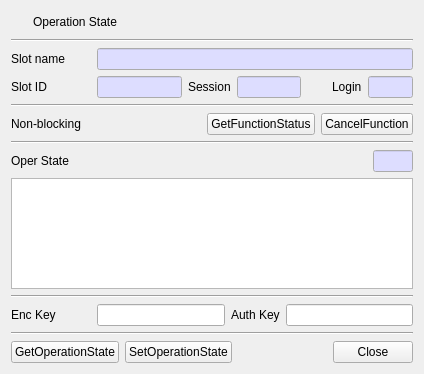
Old version of the form CryptokiMan/oper_state_dlg.ui in the repository jykim74/CryptokiMan.
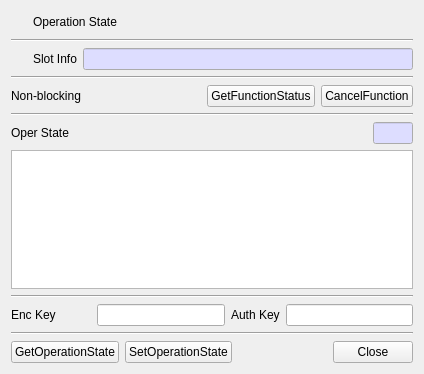
New version of the form. Icons and pictures are not drawn.

```diff
--- a/CryptokiMan/oper_state_dlg.ui
+++ b/CryptokiMan/oper_state_dlg.ui
@@ -60,233 +60,75 @@
    </item>
    <item>
     <layout class="QGridLayout" name="gridLayout_5">
-     <item row="0" column="0">
+     <item row="0" column="2">
+      <widget class="QLineEdit" name="mSlotInfoText">
+       <property name="palette">
+        <palette>
+         <active>
+          <colorrole role="Base">
+           <brush brushstyle="SolidPattern">
+            <color alpha="255">
+             <red>221</red>
+             <green>221</green>
+             <blue>255</blue>
+            </color>
+           </brush>
+          </colorrole>
+         </active>
+         <inactive>
+          <colorrole role="Base">
+           <brush brushstyle="SolidPattern">
+            <color alpha="255">
+             <red>221</red>
+             <green>221</green>
+             <blue>255</blue>
+            </color>
+           </brush>
+          </colorrole>
+         </inactive>
+         <disabled/>
+        </palette>
+       </property>
+       <property name="readOnly">
+        <bool>true</bool>
+       </property>
+      </widget>
+     </item>
+     <item row="0" column="1">
       <widget class="QLabel" name="label_6">
        <property name="minimumSize">
         <size>
-         <width>80</width>
+         <width>0</width>
          <height>0</height>
         </size>
        </property>
        <property name="text">
-        <string>Slot name</string>
-       </property>
-      </widget>
-     </item>
-     <item row="0" column="1">
-      <widget class="QLineEdit" name="mSlotNameText">
-       <property name="palette">
-        <palette>
-         <active>
-          <colorrole role="Base">
-           <brush brushstyle="SolidPattern">
-            <color alpha="255">
-             <red>221</red>
-             <green>221</green>
-             <blue>255</blue>
-            </color>
-           </brush>
-          </colorrole>
-         </active>
-         <inactive>
-          <colorrole role="Base">
-           <brush brushstyle="SolidPattern">
-            <color alpha="255">
-             <red>221</red>
-             <green>221</green>
-             <blue>255</blue>
-            </color>
-           </brush>
-          </colorrole>
-         </inactive>
-         <disabled/>
-        </palette>
-       </property>
-       <property name="readOnly">
-        <bool>true</bool>
-       </property>
-      </widget>
-     </item>
-    </layout>
-   </item>
-   <item>
-    <layout class="QGridLayout" name="gridLayout">
-     <item row="0" column="2">
-      <widget class="QLabel" name="label_5">
-       <property name="text">
-        <string>Session</string>
-       </property>
-      </widget>
-     </item>
-     <item row="0" column="5">
-      <widget class="QLabel" name="label_8">
-       <property name="text">
-        <string>Login</string>
-       </property>
-      </widget>
-     </item>
-     <item row="0" column="1">
-      <widget class="QLineEdit" name="mSlotIDText">
-       <property name="maximumSize">
-        <size>
-         <width>100</width>
-         <height>16777215</height>
-        </size>
-       </property>
-       <property name="palette">
-        <palette>
-         <active>
-          <colorrole role="Base">
-           <brush brushstyle="SolidPattern">
-            <color alpha="255">
-             <red>221</red>
-             <green>221</green>
-             <blue>255</blue>
-            </color>
-           </brush>
-          </colorrole>
-         </active>
-         <inactive>
-          <colorrole role="Base">
-           <brush brushstyle="SolidPattern">
-            <color alpha="255">
-             <red>221</red>
-             <green>221</green>
-             <blue>255</blue>
-            </color>
-           </brush>
-          </colorrole>
-         </inactive>
-         <disabled>
-          <colorrole role="Base">
-           <brush brushstyle="SolidPattern">
-            <color alpha="255">
-             <red>240</red>
-             <green>240</green>
-             <blue>240</blue>
-            </color>
-           </brush>
-          </colorrole>
-         </disabled>
-        </palette>
-       </property>
-       <property name="readOnly">
-        <bool>true</bool>
+        <string>Slot Info</string>
        </property>
       </widget>
      </item>
      <item row="0" column="0">
-      <widget class="QLabel" name="label">
+      <widget class="QPushButton" name="mSlotBtn">
        <property name="minimumSize">
         <size>
-         <width>80</width>
+         <width>16</width>
          <height>0</height>
         </size>
        </property>
+       <property name="maximumSize">
+        <size>
+         <width>16</width>
+         <height>16777215</height>
+        </size>
+       </property>
        <property name="text">
-        <string>Slot ID</string>
+        <string/>
        </property>
-      </widget>
-     </item>
-     <item row="0" column="4">
-      <spacer name="horizontalSpacer_3">
-       <property name="orientation">
-        <enum>Qt::Horizontal</enum>
+       <property name="icon">
+        <iconset resource="cryptokiman.qrc">
+         <normaloff>:/images/slot.png</normaloff>:/images/slot.png</iconset>
        </property>
-       <property name="sizeHint" stdset="0">
-        <size>
-         <width>40</width>
-         <height>20</height>
-        </size>
-       </property>
-      </spacer>
-     </item>
-     <item row="0" column="3">
-      <widget class="QLineEdit" name="mSessionText">
-       <property name="maximumSize">
-        <size>
-         <width>80</width>
-         <height>16777215</height>
-        </size>
-       </property>
-       <property name="palette">
-        <palette>
-         <active>
-          <colorrole role="Base">
-           <brush brushstyle="SolidPattern">
-            <color alpha="255">
-             <red>221</red>
-             <green>221</green>
-             <blue>255</blue>
-            </color>
-           </brush>
-          </colorrole>
-         </active>
-         <inactive>
-          <colorrole role="Base">
-           <brush brushstyle="SolidPattern">
-            <color alpha="255">
-             <red>221</red>
-             <green>221</green>
-             <blue>255</blue>
-            </color>
-           </brush>
-          </colorrole>
-         </inactive>
-         <disabled>
-          <colorrole role="Base">
-           <brush brushstyle="SolidPattern">
-            <color alpha="255">
-             <red>240</red>
-             <green>240</green>
-             <blue>240</blue>
-            </color>
-           </brush>
-          </colorrole>
-         </disabled>
-        </palette>
-       </property>
-       <property name="readOnly">
-        <bool>true</bool>
-       </property>
-      </widget>
-     </item>
-     <item row="0" column="6">
-      <widget class="QLineEdit" name="mLoginText">
-       <property name="maximumSize">
-        <size>
-         <width>60</width>
-         <height>16777215</height>
-        </size>
-       </property>
-       <property name="palette">
-        <palette>
-         <active>
-          <colorrole role="Base">
-           <brush brushstyle="SolidPattern">
-            <color alpha="255">
-             <red>221</red>
-             <green>221</green>
-             <blue>255</blue>
-            </color>
-           </brush>
-          </colorrole>
-         </active>
-         <inactive>
-          <colorrole role="Base">
-           <brush brushstyle="SolidPattern">
-            <color alpha="255">
-             <red>221</red>
-             <green>221</green>
-             <blue>255</blue>
-            </color>
-           </brush>
-          </colorrole>
-         </inactive>
-         <disabled/>
-        </palette>
-       </property>
-       <property name="readOnly">
+       <property name="flat">
         <bool>true</bool>
        </property>
       </widget>
```
Left out of the diff: 5 changed lines with no effect on the pictures.
